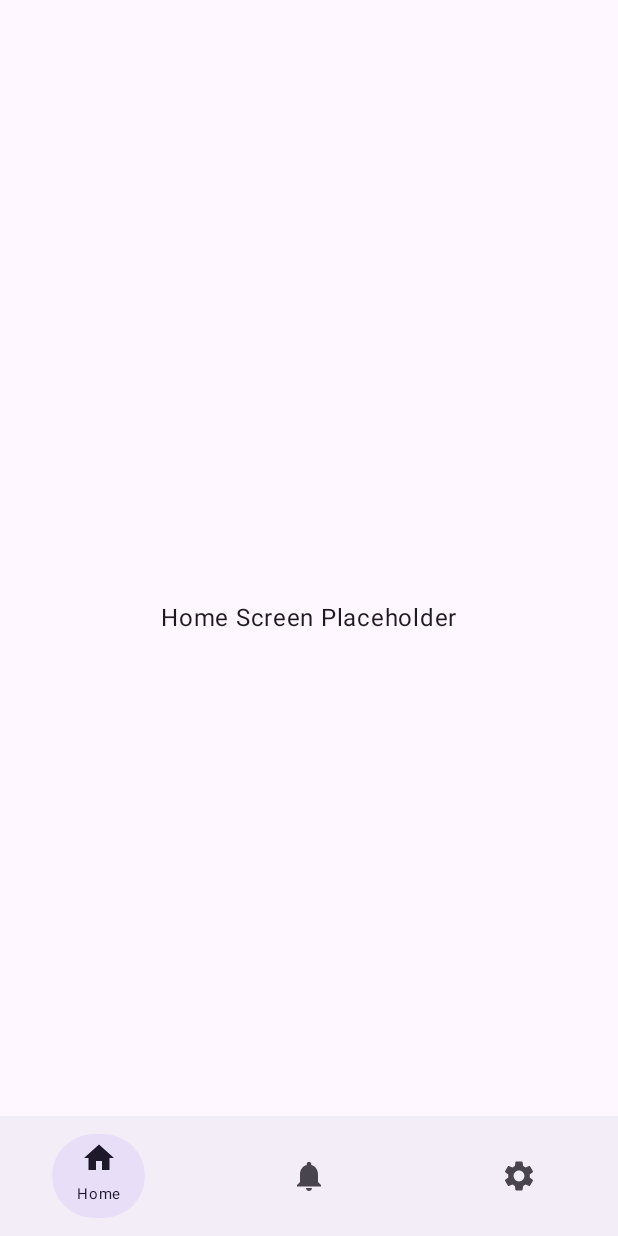
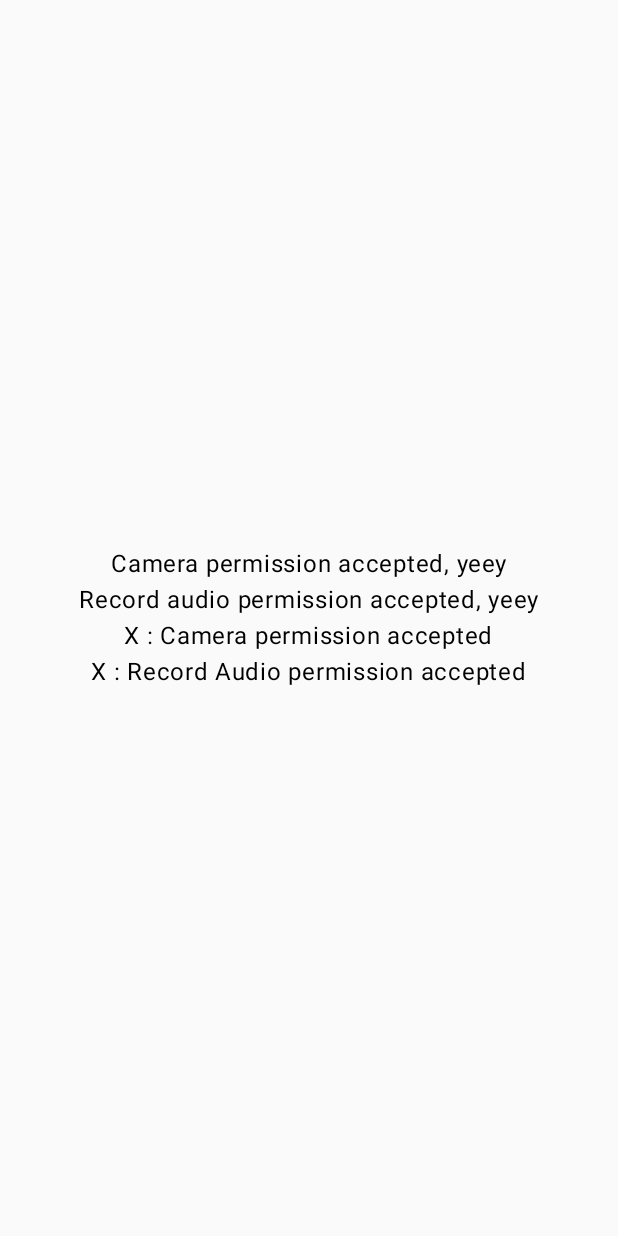
Before and after one commit to JamesAri/bp, an Android app built with Jetpack Compose: the screen it shows after launch (MainActivity), on a phone screen of 412 x 824 dp. Run offline under Robolectric (Android 15) with nearby library versions, the phone set to English and light mode, and no system bars.

Commit message:
CompositionLocal demo with custom LocalSpacing, proper permission handling with google api - accompanist (for Compose)

```diff
--- a/app/build.gradle
+++ b/app/build.gradle
@@ -1,3 +1,5 @@
+import org.jetbrains.kotlin.gradle.dsl.KotlinCompile
+
 plugins {
     id 'com.android.application'
     id 'org.jetbrains.kotlin.android'
@@ -57,6 +59,7 @@ dependencies {
     implementation 'androidx.compose.material3:material3:1.1.0-alpha03'
     implementation 'androidx.lifecycle:lifecycle-viewmodel-compose:2.5.1'
     implementation 'androidx.navigation:navigation-compose:2.5.3'
+    implementation 'com.google.accompanist:accompanist-permissions:0.28.0'
     testImplementation 'junit:junit:4.13.2'
     androidTestImplementation 'androidx.test.ext:junit:1.1.4'
     androidTestImplementation 'androidx.test.espresso:espresso-core:3.5.0'
@@ -65,7 +68,7 @@ dependencies {
     debugImplementation "androidx.compose.ui:ui-test-manifest:$compose_version"
 }
 
-tasks.withType(org.jetbrains.kotlin.gradle.dsl.KotlinCompile).configureEach {
+tasks.withType(KotlinCompile).configureEach {
     kotlinOptions {
         freeCompilerArgs += "-opt-in=androidx.compose.material3.ExperimentalMaterial3Api"
     }
--- a/app/src/main/AndroidManifest.xml
+++ b/app/src/main/AndroidManifest.xml
@@ -1,6 +1,9 @@
 <?xml version="1.0" encoding="utf-8"?>
 <manifest xmlns:android="http://schemas.android.com/apk/res/android"
     xmlns:tools="http://schemas.android.com/tools">
+
+    <uses-permission android:name="android.permission.CAMERA"/>
+    <uses-permission android:name="android.permission.RECORD_AUDIO"/>
 
     <application
         android:allowBackup="true"
--- a/app/src/main/java/cz/zcu/students/jetpackcomposetestproject/BottomNavigation.kt
+++ b/app/src/main/java/cz/zcu/students/jetpackcomposetestproject/BottomNavigation.kt
@@ -41,12 +41,12 @@ fun BottomNavigationBar(
     modifier: Modifier = Modifier,
     onItemClick: (BottomNavItem) -> Unit
 ) {
-    val backStackEntry = navController.currentBackStackEntryAsState()
+    val backStackEntryState = navController.currentBackStackEntryAsState()
     NavigationBar(
     ) {
         items.forEach { item ->
-//            val selected = item.route == navController.currentDestination?.route
-            val selected = item.route == backStackEntry.value?.destination?.route
+//            val selected = item.route == navController.currentDestination?.route // wont work, not a state
+            val selected = item.route == backStackEntryState.value?.destination?.route
             NavigationBarItem(
                 selected = selected,
                 onClick = { onItemClick(item) },
@@ -71,7 +71,8 @@ fun BottomNavigationBar(
                             )
                         } else {
                             Icon(
-                                item.icon, contentDescription = item.name
+                                item.icon,
+                                contentDescription = item.name
                             )
                         }
                         if (selected) {
--- a/app/src/main/java/cz/zcu/students/jetpackcomposetestproject/MainActivity.kt
+++ b/app/src/main/java/cz/zcu/students/jetpackcomposetestproject/MainActivity.kt
@@ -9,6 +9,7 @@ import androidx.compose.animation.core.tween
 import androidx.compose.foundation.Canvas
 import androidx.compose.foundation.shape.RoundedCornerShape
 import androidx.compose.material3.*
+import androidx.compose.runtime.*
 import androidx.compose.ui.Modifier
 import androidx.compose.ui.graphics.painter.Painter
 import androidx.compose.ui.tooling.preview.Preview
@@ -18,17 +19,13 @@ import androidx.compose.foundation.background
 import androidx.compose.foundation.layout.*
 import androidx.compose.foundation.lazy.LazyColumn
 import androidx.compose.foundation.lazy.itemsIndexed
-import androidx.compose.material.icons.Icons
-import androidx.compose.material.icons.filled.Home
-import androidx.compose.material.icons.filled.Notifications
-import androidx.compose.material.icons.filled.Settings
-import androidx.compose.runtime.*
 import androidx.compose.ui.Alignment
 import androidx.compose.ui.graphics.Brush
 import androidx.compose.ui.graphics.Color
 import androidx.compose.ui.graphics.StrokeCap
 import androidx.compose.ui.graphics.drawscope.Stroke
 import androidx.compose.ui.layout.ContentScale
+import androidx.compose.ui.platform.LocalLifecycleOwner
 import androidx.compose.ui.res.painterResource
 import androidx.compose.ui.text.TextStyle
 import androidx.compose.ui.text.font.FontWeight
@@ -36,9 +33,16 @@ import androidx.compose.ui.text.style.TextAlign
 import androidx.compose.ui.unit.Dp
 import androidx.compose.ui.unit.TextUnit
 import androidx.compose.ui.unit.sp
+import androidx.lifecycle.Lifecycle
+import androidx.lifecycle.LifecycleEventObserver
 import androidx.lifecycle.viewmodel.compose.viewModel
-import androidx.navigation.NavController
 import androidx.navigation.compose.rememberNavController
+import com.google.accompanist.permissions.ExperimentalPermissionsApi
+import com.google.accompanist.permissions.isGranted
+import com.google.accompanist.permissions.rememberMultiplePermissionsState
+import com.google.accompanist.permissions.shouldShowRationale
+import cz.zcu.students.jetpackcomposetestproject.ui.LocalSpacing
+import cz.zcu.students.jetpackcomposetestproject.ui.spacing
 import cz.zcu.students.jetpackcomposetestproject.ui.theme.JetpackComposeTestProjectTheme
 import kotlinx.coroutines.CoroutineScope
 import kotlinx.coroutines.launch
@@ -47,16 +51,98 @@ class MainActivity : ComponentActivity() {
     override fun onCreate(savedInstanceState: Bundle?) {
         super.onCreate(savedInstanceState)
         setContent {
-            JetpackComposeTestProjectTheme {
+            JetpackComposeTestProjectTheme(
+                dynamicColor = false,
+                content = {
 //                CardDemo()
 //                ScaffoldDemo()
 //                LazyColumnDemo()
 //                FlowDemo()
 //                AnimationDemo()
 //                Navigation()
-                BottomNavigationDemo()
+//                BottomNavigationDemo()
+                    ProperPermissionHandlingDemo()
+                }
+            )
+        }
+    }
+}
+
+@OptIn(ExperimentalPermissionsApi::class)
+@Composable
+fun ProperPermissionHandlingDemo() {
+    val permissionsState = rememberMultiplePermissionsState(
+        permissions = listOf(
+            android.Manifest.permission.CAMERA,
+            android.Manifest.permission.RECORD_AUDIO
+        )
+    )
+
+    val lifecycleOwner = LocalLifecycleOwner.current
+    DisposableEffect(key1 = lifecycleOwner) {
+        val observer = LifecycleEventObserver { _, event ->
+            if (event == Lifecycle.Event.ON_START) {
+                permissionsState.launchMultiplePermissionRequest()
             }
         }
+        lifecycleOwner.lifecycle.addObserver(observer)
+
+        onDispose {
+            lifecycleOwner.lifecycle.removeObserver(observer)
+        }
+    }
+
+
+    Column(
+        modifier = Modifier.fillMaxSize(),
+        horizontalAlignment = Alignment.CenterHorizontally,
+        verticalArrangement = Arrangement.Center,
+    ) {
+        permissionsState.permissions.forEach { permission ->
+            when (permission.permission) {
+                android.Manifest.permission.CAMERA -> {
+                    when {
+                        permission.status.isGranted -> {
+                            Text(text = "Camera permission accepted, yeey")
+                        }
+                        permission.status.shouldShowRationale -> {
+                            Text(text = "Camera permission is needed to take a picture of *...*.")
+                        }
+                        // declined for the second time
+                        permission.isPermanentlyDenied() -> {
+                            Text(
+                                text = "Camera permission was permanently denied." +
+                                        System.lineSeparator() +
+                                        "You can enable it in the app settings."
+                            )
+                        }
+                    }
+                }
+                android.Manifest.permission.RECORD_AUDIO -> {
+                    when {
+                        permission.status.isGranted -> {
+                            Text(text = "Record audio permission accepted, yeey")
+                        }
+                        permission.status.shouldShowRationale -> {
+                            Text(
+                                text = "Record audio permission is needed to take a audio " +
+                                        "record of *...*."
+                            )
+                        }
+                        // declined for the second time
+                        permission.isPermanentlyDenied() -> {
+                            Text(
+                                text = "Record audio permission was permanently denied." +
+                                        System.lineSeparator() +
+                                        "You can enable it in the app settings."
+                            )
+                        }
+                    }
+                }
+            }
+        }
+        Text(text = "X : Camera permission accepted")
+        Text(text = "X : Record Audio permission accepted")
     }
 }
 
@@ -202,7 +288,8 @@ fun SnackBar(
             },
             modifier = Modifier.fillMaxWidth(),
         )
-        Spacer(modifier = Modifier.height(16.dp))
+        Spacer(modifier = Modifier.height(LocalSpacing.current.medium))
+        Spacer(modifier = Modifier.height(MaterialTheme.spacing.medium))
         Button(onClick = {
             scopeCoroutine.launch {
                 snackBarHostState.showSnackbar("Hello $textFieldState")
@@ -224,7 +311,9 @@ fun ScaffoldDemo() {
         snackbarHost = { SnackbarHost(snackBarHostState) },
         content = { innerPadding ->
             SnackBar(
-                Modifier.padding(innerPadding), textFieldState = textFieldState, updateText = {
+                modifier = Modifier.padding(innerPadding),
+                textFieldState = textFieldState,
+                updateText = {
                     textFieldState = it
                 }, snackBarHostState, scopeCoroutine
             )
--- /dev/null
+++ b/app/src/main/java/cz/zcu/students/jetpackcomposetestproject/ui/Spacing.kt
@@ -0,0 +1,27 @@
+package cz.zcu.students.jetpackcomposetestproject.ui
+
+import androidx.compose.material3.MaterialTheme
+import androidx.compose.runtime.Composable
+import androidx.compose.runtime.ReadOnlyComposable
+import androidx.compose.runtime.compositionLocalOf
+import androidx.compose.ui.unit.Dp
+import androidx.compose.ui.unit.dp
+
+data class Spacing(
+    val default: Dp = 0.dp,
+    val extraSmall: Dp = 4.dp,
+    val small: Dp = 8.dp,
+    val medium: Dp = 16.dp,
+    val large: Dp = 32.dp,
+    val extraLarge: Dp = 64.dp,
+)
+
+// Spacing() is a factory to create a default value in cases where a
+// CompositionLocal is used without a Provider.
+val LocalSpacing = compositionLocalOf { Spacing() }
+
+
+val MaterialTheme.spacing: Spacing
+    @Composable
+    @ReadOnlyComposable
+    get() = LocalSpacing.current
--- a/app/src/main/java/cz/zcu/students/jetpackcomposetestproject/ui/theme/Theme.kt
+++ b/app/src/main/java/cz/zcu/students/jetpackcomposetestproject/ui/theme/Theme.kt
@@ -9,11 +9,14 @@ import androidx.compose.material3.dynamicDarkColorScheme
 import androidx.compose.material3.dynamicLightColorScheme
 import androidx.compose.material3.lightColorScheme
 import androidx.compose.runtime.Composable
+import androidx.compose.runtime.CompositionLocalProvider
 import androidx.compose.runtime.SideEffect
 import androidx.compose.ui.graphics.toArgb
 import androidx.compose.ui.platform.LocalContext
 import androidx.compose.ui.platform.LocalView
 import androidx.core.view.ViewCompat
+import cz.zcu.students.jetpackcomposetestproject.ui.LocalSpacing
+import cz.zcu.students.jetpackcomposetestproject.ui.Spacing
 
 private val DarkColorScheme = darkColorScheme(
     primary = PrimaryGreen,
@@ -25,13 +28,6 @@ private val LightColorScheme = lightColorScheme(
     primary = PrimaryGreen,
     secondary = LightTertiary,
     tertiary = LightSecondary,
-//    background = PrimaryGreen,
-//    surface = PrimaryGreen,
-//    onPrimary = PrimaryGreen,
-//    onSecondary = PrimaryGreen,
-//    onTertiary = PrimaryGreen,
-//    onBackground = PrimaryGreen,
-//    onSurface = PrimaryGreen,
 )
 
 @Composable
@@ -42,10 +38,10 @@ fun JetpackComposeTestProjectTheme(
     content: @Composable () -> Unit
 ) {
     val colorScheme = when {
-//        dynamicColor && Build.VERSION.SDK_INT >= Build.VERSION_CODES.S -> {
-//            val context = LocalContext.current
-//            if (darkTheme) dynamicDarkColorScheme(context) else dynamicLightColorScheme(context)
-//        }
+        dynamicColor && Build.VERSION.SDK_INT >= Build.VERSION_CODES.S -> {
+            val context = LocalContext.current
+            if (darkTheme) dynamicDarkColorScheme(context) else dynamicLightColorScheme(context)
+        }
         darkTheme -> DarkColorScheme
         else -> LightColorScheme
     }
@@ -57,9 +53,12 @@ fun JetpackComposeTestProjectTheme(
         }
     }
 
-    MaterialTheme(
-        colorScheme = colorScheme,
-        typography = Typography,
-        content = content
-    )
+    // If we don't want to extend MaterialTheme directly
+    CompositionLocalProvider(LocalSpacing provides Spacing()) {
+        MaterialTheme(
+            colorScheme = colorScheme,
+            typography = Typography,
+            content = content
+        )
+    }
 }
```
Also changed, not shown: app/src/main/java/cz/zcu/students/jetpackcomposetestproject/PermissionsStateExt.kt (added, +11 -0 lines).
